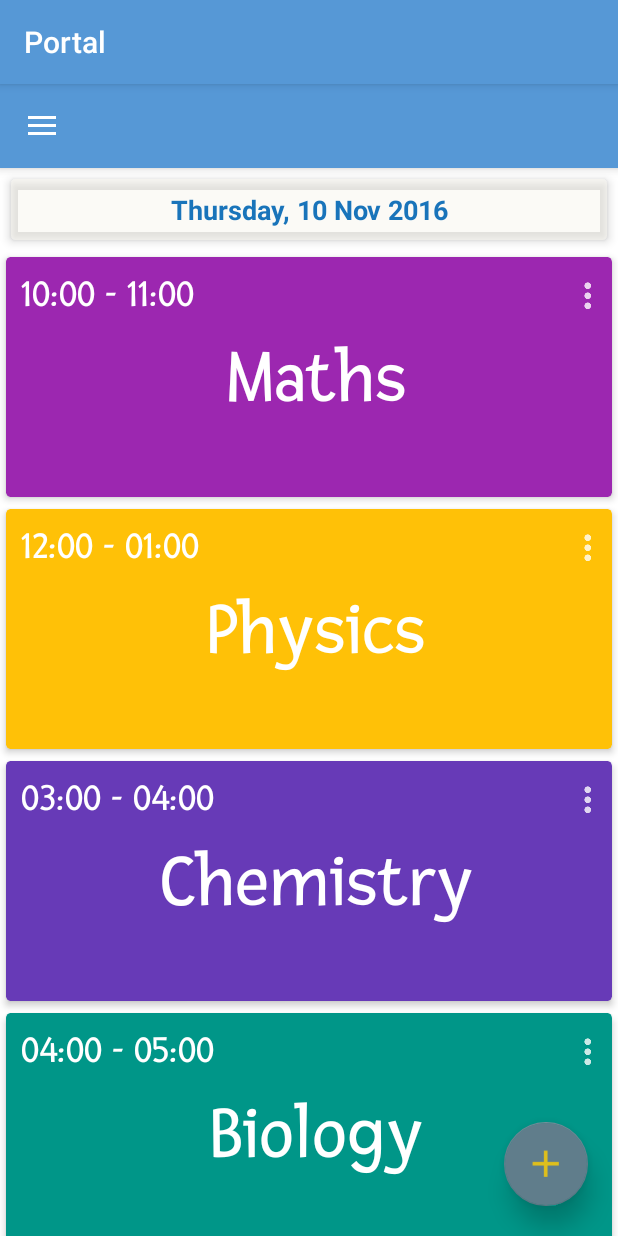
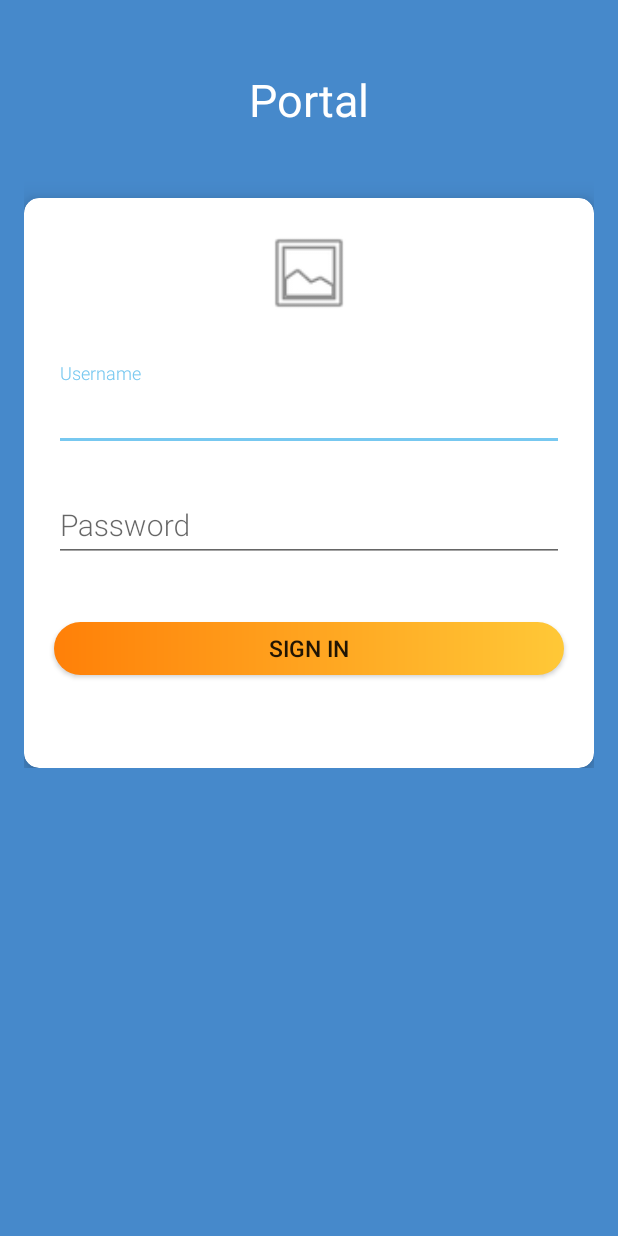
Before and after one commit to CustomAP/PortalApp, an Android app: the screen it shows after launch (MainActivity before the commit, Login after it), on a phone screen of 412 x 824 dp. Run offline under Robolectric (Android 15) with nearby library versions, the phone set to English and light mode, and no system bars.

Commit message:
Login and Splash

```diff
--- a/app/src/main/AndroidManifest.xml
+++ b/app/src/main/AndroidManifest.xml
@@ -9,12 +9,17 @@
         android:supportsRtl="true"
         android:theme="@style/AppTheme">
         <activity
-            android:name=".MainActivity">
+            android:name=".SplashScreen"
+            android:label="@string/app_name"
+            android:theme="@style/SplashTheme">
             <intent-filter>
                 <action android:name="android.intent.action.MAIN" />
+
                 <category android:name="android.intent.category.LAUNCHER" />
             </intent-filter>
         </activity>
+        <activity android:name=".MainActivity"></activity>
+        <activity android:name=".Login" android:theme="@style/AppTheme.NoActionBar"></activity>
         <activity android:name=".subjects.ui.CredsActivity"></activity>
 
 
--- /dev/null
+++ b/app/src/main/java/com/aceshub/portal/Login.java
@@ -0,0 +1,33 @@
+package com.aceshub.portal;
+
+import android.content.Intent;
+import android.os.Bundle;
+import android.support.v7.app.AppCompatActivity;
+import android.view.View;
+import android.widget.Button;
+import android.widget.Toast;
+
+public class Login extends AppCompatActivity {
+
+    Button b1;
+
+
+    @Override
+    protected void onCreate(Bundle savedInstanceState) {
+        super.onCreate(savedInstanceState);
+        setContentView(R.layout.login);
+      //  setContentView(R.layout.activity_main);
+
+        b1=(Button)findViewById(R.id.button4);
+
+        b1.setOnClickListener(new View.OnClickListener() {
+            @Override
+            public void onClick(View view) {
+                Intent i = new Intent(Login.this,MainActivity.class);
+                startActivity(i);
+                finish();
+            }
+        });
+    }
+
+}
--- /dev/null
+++ b/app/src/main/java/com/aceshub/portal/SplashScreen.java
@@ -0,0 +1,21 @@
+package com.aceshub.portal;
+
+import android.app.Activity;
+import android.content.Intent;
+import android.os.Bundle;
+import android.support.v7.app.AppCompatActivity;
+
+/**
+ * Created by Admin on 07-11-2016.
+ */
+public class SplashScreen extends AppCompatActivity {
+
+    @Override
+    protected void onCreate(Bundle savedInstanceState) {
+        super.onCreate(savedInstanceState);
+
+        Intent intent = new Intent(this, Login.class);
+        startActivity(intent);
+        finish();
+    }
+}
--- a/app/src/main/java/com/aceshub/portal/Today.java
+++ b/app/src/main/java/com/aceshub/portal/Today.java
@@ -45,7 +45,7 @@ public class Today extends Fragment {
         // Inflate the layout for this fragment
         return inflater.inflate(R.layout.fragment_today, container, false);
     }
-
+/*
     @Override
     public void onViewCreated(View view, @Nullable Bundle savedInstanceState) {
         super.onViewCreated(view, savedInstanceState);
@@ -85,6 +85,6 @@ public class Today extends Fragment {
             TodayData.addData(item);
             adapter.notifyItemInserted(TodayData.getSize() - 1);
         }
-    }
+    }*/
 
 }
--- /dev/null
+++ b/app/src/main/res/drawable/button.xml
@@ -0,0 +1,10 @@
+<?xml version="1.0" encoding="utf-8"?>
+<shape xmlns:android="http://schemas.android.com/apk/res/android">
+    <gradient
+        android:endColor="#FFC837"
+        android:startColor="#FF8008"
+         />
+    <corners
+        android:radius="20dp" />
+
+</shape>
--- /dev/null
+++ b/app/src/main/res/drawable/splash_screen.xml
@@ -0,0 +1,24 @@
+<?xml version="1.0" encoding="utf-8"?>
+<layer-list xmlns:android="http://schemas.android.com/apk/res/android">
+
+    <item
+        android:drawable="@color/colorSplash"/>
+
+
+       <item>
+           <bitmap android:src="@drawable/images3"
+               android:gravity="center">
+           </bitmap>
+
+       </item>
+
+
+       <item>
+           <bitmap android:src="@drawable/text"
+               android:gravity="bottom"
+             />
+       </item>
+
+
+
+</layer-list>
--- a/app/src/main/res/layout/app_bar_main.xml
+++ b/app/src/main/res/layout/app_bar_main.xml
@@ -21,6 +21,5 @@
 
     </android.support.design.widget.AppBarLayout>
 
-    <include layout="@layout/content_main" />
 
 </android.support.design.widget.CoordinatorLayout>
--- a/app/src/main/res/layout/content_main.xml
+++ /dev/null
@@ -1,13 +0,0 @@
-<?xml version="1.0" encoding="utf-8"?>
-<FrameLayout xmlns:android="http://schemas.android.com/apk/res/android"
-    xmlns:app="http://schemas.android.com/apk/res-auto"
-    xmlns:tools="http://schemas.android.com/tools"
-    android:id="@+id/container"
-    android:layout_width="match_parent"
-    android:layout_height="match_parent"
-
-    app:layout_behavior="@string/appbar_scrolling_view_behavior"
-    tools:context="com.aceshub.portal.MainActivity"
-    tools:showIn="@layout/app_bar_main">
-
-</FrameLayout>
--- /dev/null
+++ b/app/src/main/res/layout/login.xml
@@ -0,0 +1,134 @@
+<?xml version="1.0" encoding="utf-8"?>
+<RelativeLayout
+    xmlns:android="http://schemas.android.com/apk/res/android"
+    xmlns:app="http://schemas.android.com/apk/res-auto"
+    xmlns:tools="http://schemas.android.com/tools"
+    android:orientation="vertical"
+    android:layout_width="match_parent"
+    android:layout_height="match_parent"
+    android:paddingLeft="@dimen/activity_horizontal_margin"
+    android:paddingRight="@dimen/activity_horizontal_margin"
+    android:paddingTop="@dimen/activity_vertical_margin"
+    android:paddingBottom="@dimen/activity_vertical_margin"
+    android:background="#4689cb"
+    tools:context="com.aceshub.portal.Login">
+
+
+    <ScrollView
+        android:layout_width="match_parent"
+        android:layout_height="match_parent"
+        android:scrollbars="none">
+
+        <RelativeLayout
+            android:layout_width="match_parent"
+            android:layout_height="wrap_content">
+
+            <android.support.v7.widget.CardView
+                android:layout_width="match_parent"
+                app:cardCornerRadius="10dp"
+                app:cardElevation="10dp"
+                android:foregroundGravity="center"
+                app:cardMaxElevation="10dp"
+                android:layout_height="380dp"
+                android:layout_marginTop="45dp"
+                android:layout_below="@+id/textView3"
+                android:layout_centerHorizontal="true"
+                >
+
+                <RelativeLayout
+                    android:orientation="vertical"
+                    android:layout_width="match_parent"
+                    android:layout_height="match_parent"
+                    >
+
+                    <Button
+                        android:text="Sign in"
+                        android:layout_width="match_parent"
+                        android:layout_height="35dp"
+                        android:id="@+id/button4"
+                        android:layout_below="@+id/textInputLayout2"
+                        android:layout_marginTop="40dp"
+                        android:layout_marginLeft="20dp"
+                        android:layout_marginRight="20dp"
+                        android:background="@drawable/button"
+                        android:elevation="10dp"
+                        android:textSize="15sp"/>
+
+                    <ImageView
+                        android:layout_width="60dp"
+                        android:layout_height="60dp"
+                        app:srcCompat="@drawable/ic_menu_gallery"
+                        android:id="@+id/imageView"
+                        android:layout_alignParentTop="true"
+                        android:layout_centerHorizontal="true"
+                        android:layout_marginTop="20dp" />
+
+                    <android.support.design.widget.TextInputLayout
+                        android:layout_width="match_parent"
+                        android:layout_height="wrap_content"
+                        android:id="@+id/textInputLayout1"
+                        android:layout_below="@+id/imageView"
+                        android:layout_marginTop="30dp">
+
+                        <EditText
+                            android:layout_width="match_parent"
+                            android:layout_height="wrap_content"
+                            android:inputType="textEmailAddress"
+                            android:ems="10"
+                            android:id="@+id/editText1"
+                            android:hint="Username"
+                            android:fontFamily="sans-serif-light"
+                            android:layout_alignParentLeft="true"
+                            android:layout_alignParentStart="true"
+                            android:layout_marginTop="40dp"
+                            android:layout_marginLeft="20dp"
+                            android:layout_marginRight="20dp"
+                            android:textSize="20sp" />
+
+                    </android.support.design.widget.TextInputLayout>
+
+                    <android.support.design.widget.TextInputLayout
+                        android:layout_width="match_parent"
+                        android:layout_height="wrap_content"
+                        android:layout_marginTop="15dp"
+                        android:id="@+id/textInputLayout2"
+                        android:layout_below="@+id/textInputLayout1"
+                        android:layout_alignParentLeft="true"
+                        android:layout_alignParentStart="true">
+
+                        <EditText
+                            android:layout_width="match_parent"
+                            android:layout_height="wrap_content"
+                            android:inputType="textPassword"
+                            android:ems="10"
+                            android:id="@+id/editText2"
+                            android:fontFamily="sans-serif-light"
+                            android:hint="Password"
+                            android:textSize="20sp"
+                            android:layout_marginLeft="20dp"
+                            android:layout_marginRight="20dp" />
+
+                    </android.support.design.widget.TextInputLayout>
+
+
+                </RelativeLayout>
+
+            </android.support.v7.widget.CardView>
+
+            <TextView
+                android:text="Portal"
+                android:layout_width="wrap_content"
+                android:layout_height="wrap_content"
+                android:id="@+id/textView3"
+                android:fontFamily="sans-serif"
+                android:textSize="30sp"
+                android:textColor="#ffffff"
+                android:layout_alignParentTop="true"
+                android:layout_centerHorizontal="true"
+                android:layout_marginTop="30dp"/>
+
+        </RelativeLayout>
+
+    </ScrollView>
+
+</RelativeLayout>
--- a/app/src/main/res/values/styles.xml
+++ b/app/src/main/res/values/styles.xml
@@ -20,6 +20,10 @@
 
     </style>
 
+    <style name="SplashTheme" parent="Theme.AppCompat.NoActionBar">
+        <item name="android:windowBackground">@drawable/splash_screen</item>
+    </style>
+
     <style name="AppTheme.AppBarOverlay" parent="ThemeOverlay.AppCompat.Dark.ActionBar" />
 
     <style name="AppTheme.PopupOverlay" parent="ThemeOverlay.AppCompat.Light" />
```
Also changed, not shown: app/src/main/res/drawable/images3.jpg (added), app/src/main/res/drawable/text.jpg (added).
